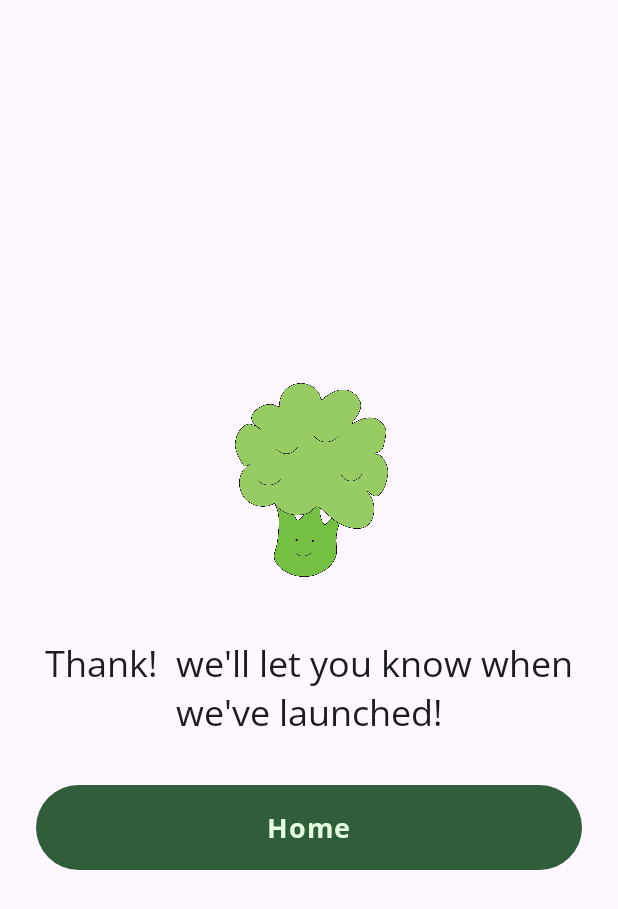
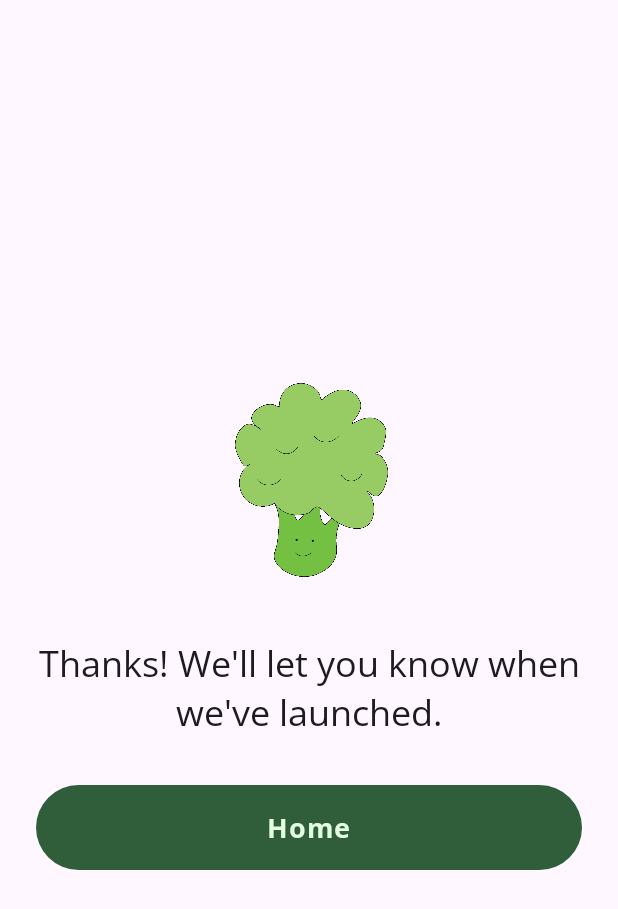
Before and after one commit to lap-top/b-challenge-android, an Android app built with Jetpack Compose: the CongratsScreen screen opened through its navigation route, on a phone screen of 412 x 824 dp. Shown: the top 909 px of the screen. Run offline under Robolectric (Android 15) with nearby library versions, the phone set to English and light mode, and no system bars; our stand-ins replace Dagger/Hilt's generated code; libraries missing offline, so code that uses them is left out: coil.decode; pictures from the network do not load; 1 statement that could not run was skipped.

Commit message:
Update CongratsScreen.kt

```diff
--- a/app/src/main/java/com/example/broc/presentation/congrats/CongratsScreen.kt
+++ b/app/src/main/java/com/example/broc/presentation/congrats/CongratsScreen.kt
@@ -55,7 +55,7 @@ fun CongratsScreen(navController: NavController) {
         )
         Spacer(modifier = Modifier.height(MaterialTheme.spacing.large))
         Text(
-            "Thank!  we'll let you know when we've launched!",
+            "Thanks! We'll let you know when we've launched.",
             style = MaterialTheme.typography.headlineMedium,
             textAlign = TextAlign.Center
         )
```
